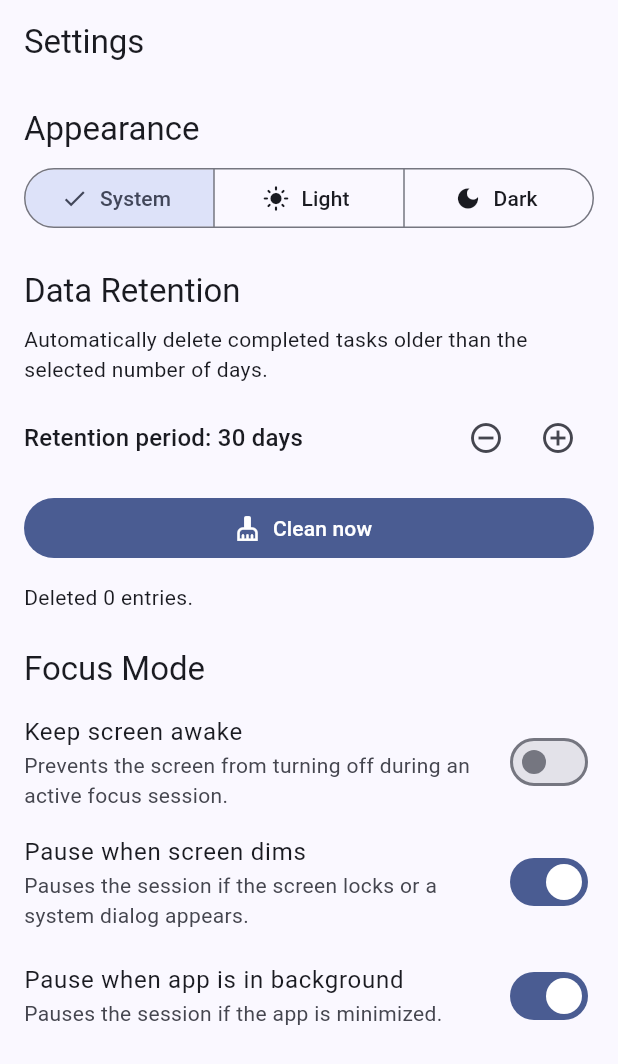
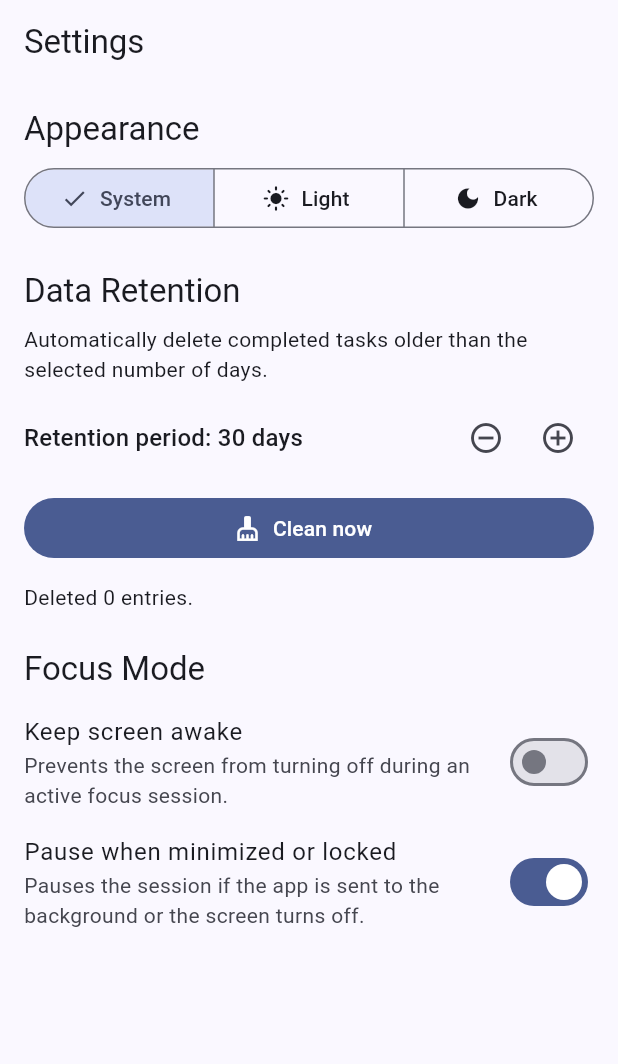
Before and after one commit to finn-oe/focused_task, a Flutter app: the SettingsScreen screen opened by its route, on a phone screen of 412 x 824 dp. Shown: the top 1064 px of the screen. Run offline on Flutter 3.47's test engine with Material 3 defaults, Android fonts, the phone set to English and light mode, and no system bars; our stand-ins replace audioplayers, drift, flutter_riverpod, go_router, shared_preferences, wakelock_plus; missing offline and left inert: fractional_indexing; accounts and stored records are empty; generated files the repository leaves out were written again.

Commit message:
Removed not working option

```diff
--- a/lib/features/settings/presentation/settings_screen.dart
+++ b/lib/features/settings/presentation/settings_screen.dart
@@ -73,17 +73,9 @@ class SettingsScreen extends ConsumerWidget {
                   contentPadding: EdgeInsets.zero,
                   onChanged: notifier.setEnableWakelock,
                 ),
-
                 SwitchListTile(
-                  title: const Text('Pause when screen dims'),
-                  subtitle: const Text('Pauses the session if the screen locks or a system dialog appears.'),
-                  value: state.pauseOnInactive,
-                  contentPadding: EdgeInsets.zero,
-                  onChanged: notifier.setPauseOnInactive,
-                ),
-                SwitchListTile(
-                  title: const Text('Pause when app is in background'),
-                  subtitle: const Text('Pauses the session if the app is minimized.'),
+                  title: const Text('Pause when minimized or locked'),
+                  subtitle: const Text('Pauses the session if the app is sent to the background or the screen turns off.'),
                   value: state.pauseOnBackground,
                   contentPadding: EdgeInsets.zero,
                   onChanged: notifier.setPauseOnBackground,
--- a/lib/features/tasks/presentation/focus_mode/focus_screen.dart
+++ b/lib/features/tasks/presentation/focus_mode/focus_screen.dart
@@ -97,7 +97,6 @@ class _FocusScreenState extends ConsumerState<FocusScreen> {
     final settings = ref.watch(settingsNotifierProvider);
 
     return FocusLifecycleObserver(
-      pauseOnInactive: settings.pauseOnInactive,
       pauseOnBackground: settings.pauseOnBackground,
       onBackground: () async {
         await notifier.pauseSession();
```
Also changed, not shown: lib/core/utils/lifecycle_observer.dart (+7 -16 lines), lib/features/settings/presentation/settings_notifier.dart (+0 -9 lines), lib/features/settings/presentation/settings_state.dart (+1 -13 lines).
